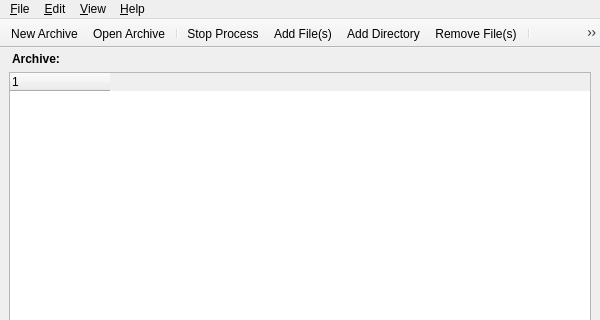
The window that mainWin.ui (tsujan/Arqiver) describes before a commit, drawn with Qt 5; both pictures show x 0 to 600 and y 0 to 320 of the 600 by 500 pixel window.
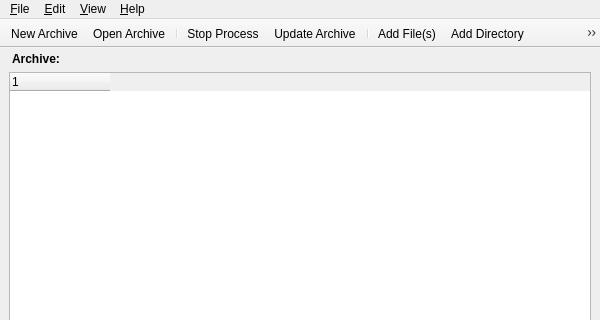
The same window after the commit. Custom widgets are drawn as their Qt base class.

Commit message: Added ability to modify files inside archives

The edit to the form file:
```diff
--- a/mainWin.ui
+++ b/mainWin.ui
@@ -188,6 +188,8 @@
    <addaction name="actionOpen"/>
    <addaction name="separator"/>
    <addaction name="actionStop"/>
+   <addaction name="actionUpdate"/>
+   <addaction name="separator"/>
    <addaction name="actionAddFile"/>
    <addaction name="actionAddDir"/>
    <addaction name="actionRemoveFile"/>
@@ -296,6 +298,11 @@
     <string>View Current Item</string>
    </property>
   </action>
+  <action name="actionUpdate">
+   <property name="text">
+    <string>Update Archive</string>
+   </property>
+  </action>
  </widget>
  <resources/>
  <customwidgets>
```
Left out of the diff: 2 changed lines with no effect on the pictures. The commit also changes 28 other files.
